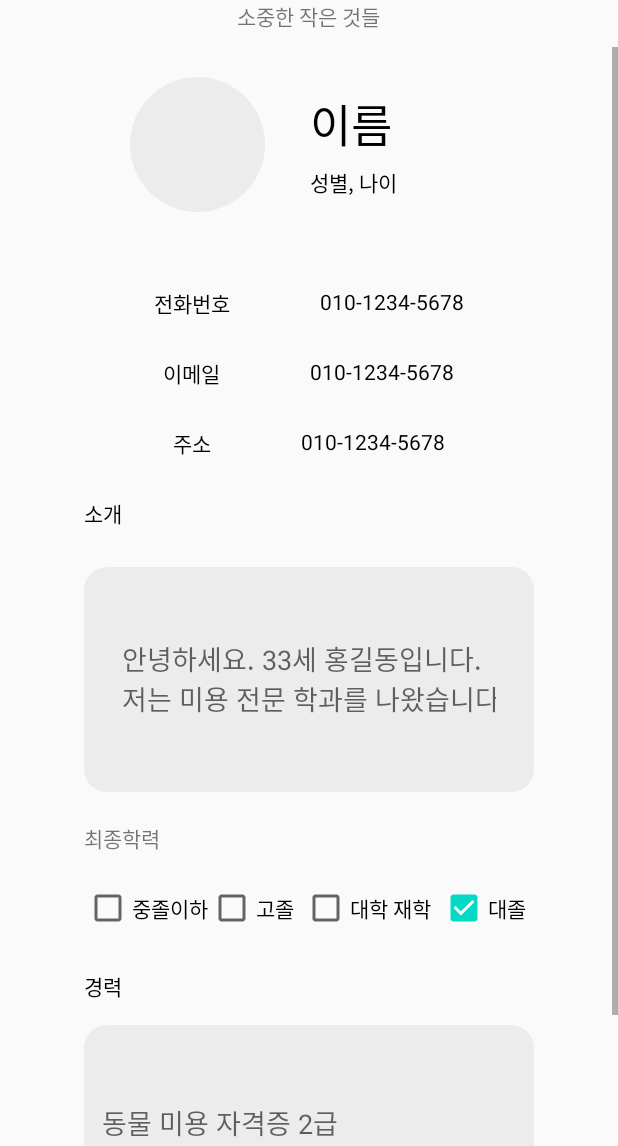
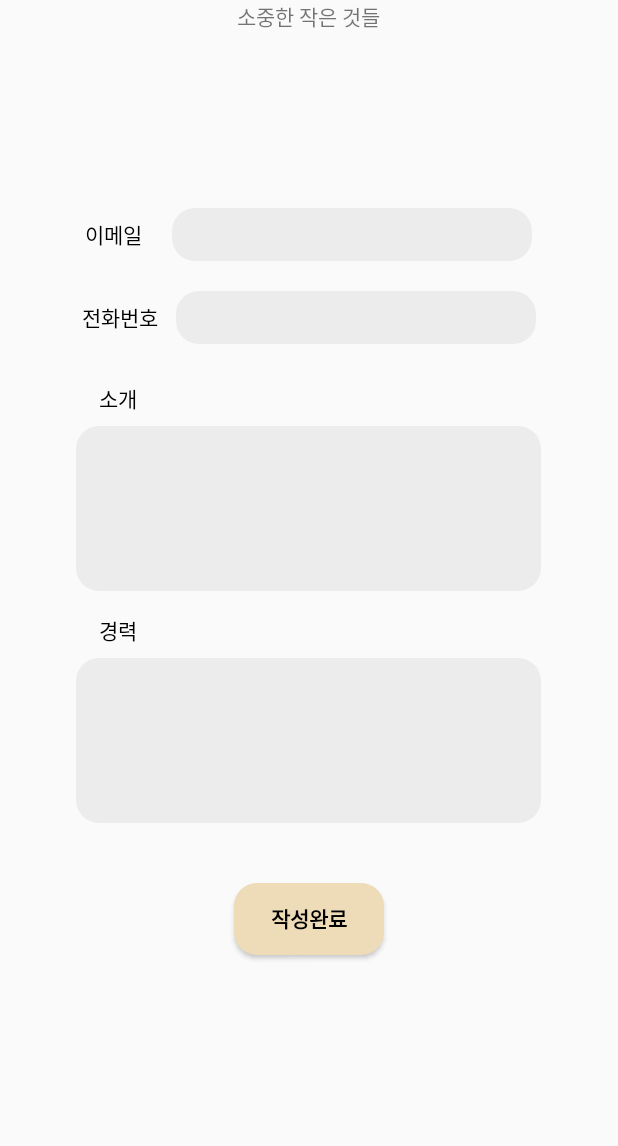
Before and after one commit to kangyeson/Sumtan, an Android app: the layout activity_frag_shelter_check_detail.xml on its own in the app's theme, with its tools: preview values and no code run, on a phone screen of 412 x 824 dp, the part 90-1236 px from its top. Run offline under Robolectric (Android 15) with nearby library versions, the phone set to English and light mode, and no system bars.

Commit message:
Frag_shelter_check_detail intent로 이력서 띄우기

```diff
--- a/app/src/main/java/kr/hs/emirim/sumtan/shelter/Frag_check_shelter.java
+++ b/app/src/main/java/kr/hs/emirim/sumtan/shelter/Frag_check_shelter.java
@@ -103,6 +103,17 @@ public class Frag_check_shelter extends Fragment {
             protected void onBindViewHolder(@NonNull UserViewHolder holder, int position, @NonNull User user) {
                 holder.uesrTitle.setText(user.getName());
                 holder.userTele.setText(user.getTele());
+
+                holder.itemView.setOnClickListener(new View.OnClickListener() {
+                    @Override
+                    public void onClick(View v) {
+                        Intent intent=new Intent(getActivity(), Frag_shelter_check_detail.class);
+                        intent.putExtra("uname", user.getName());
+                        intent.putExtra("uemail", currentUser.getEmail());
+                        intent.putExtra("utele", user.getTele());
+                        startActivity(intent);
+                    }
+                });
             }
         };
 
--- a/app/src/main/java/kr/hs/emirim/sumtan/shelter/Frag_shelter_check_detail.java
+++ b/app/src/main/java/kr/hs/emirim/sumtan/shelter/Frag_shelter_check_detail.java
@@ -1,16 +1,47 @@
 package kr.hs.emirim.sumtan.shelter;
 
+import android.content.Intent;
 import android.os.Bundle;
+import android.view.LayoutInflater;
+import android.view.View;
+import android.view.ViewGroup;
+import android.widget.EditText;
 
+import androidx.annotation.NonNull;
+import androidx.annotation.Nullable;
 import androidx.appcompat.app.AppCompatActivity;
+import androidx.fragment.app.Fragment;
 
 import kr.hs.emirim.sumtan.R;
 
-public class Frag_shelter_check_detail extends AppCompatActivity {
+public class Frag_shelter_check_detail extends Fragment {
 
+    private View view;
+    private String user_name;
+    private String user_email;
+    private String user_tele;
+    private EditText userName;
+    private EditText userEmail;
+    private EditText userTele;
+
+    @Nullable
     @Override
-    protected void onCreate(Bundle savedInstanceState) {
-        super.onCreate(savedInstanceState);
-        setContentView(R.layout.activity_frag_shelter_check_detail);
+    public View onCreateView(@NonNull LayoutInflater inflater, @Nullable ViewGroup container, @Nullable Bundle savedInstanceState)
+    {
+        view = inflater.inflate(R.layout.activity_frag_shelter_check_detail,container,false);
+
+        user_name=getActivity().getIntent().getExtras().getString("uname");
+        user_email=getActivity().getIntent().getExtras().getString("uemail");
+        user_tele=getActivity().getIntent().getExtras().getString("utele");
+
+        userName=view.findViewById(R.id.userName);
+        userEmail=view.findViewById(R.id.userEmail);
+        userTele=view.findViewById(R.id.userTele);
+
+        userName.setText(user_name);
+        userEmail.setText(user_email);
+        userTele.setText(user_tele);
+
+        return view;
     }
 }
--- a/app/src/main/res/layout/activity_frag_shelter_check_detail.xml
+++ b/app/src/main/res/layout/activity_frag_shelter_check_detail.xml
@@ -1,26 +1,22 @@
 <?xml version="1.0" encoding="utf-8"?>
 <LinearLayout
     xmlns:android="http://schemas.android.com/apk/res/android"
-    xmlns:app="http://schemas.android.com/apk/res-auto"
-    xmlns:tools="http://schemas.android.com/tools"
     android:layout_width="match_parent"
     android:layout_height="match_parent"
-    android:orientation="vertical"
-    tools:context=".shelter.Frag_shelter_check_detail">
+    android:orientation="vertical">
+
 
     <LinearLayout
         android:layout_width="match_parent"
         android:layout_height="wrap_content"
         android:orientation="vertical"
         >
-
         <ImageView
             android:layout_width="80dp"
             android:layout_height="60dp"
             android:src="@drawable/logo"
             android:layout_gravity="center_horizontal"
             />
-
         <TextView
             android:layout_width="wrap_content"
             android:layout_height="wrap_content"
@@ -28,35 +24,25 @@
             android:layout_gravity="center_horizontal"
             android:layout_marginBottom="10dp"
             />
+    </LinearLayout>
 
-    </LinearLayout>
 
     <ScrollView
         android:layout_width="match_parent"
         android:layout_height="wrap_content">
-
         <LinearLayout
             android:layout_width="fill_parent"
             android:layout_height="wrap_content"
             android:orientation="vertical"
             android:layout_marginTop="20dp">
-
             <LinearLayout
                 android:orientation="horizontal"
                 android:layout_width="wrap_content"
                 android:layout_gravity="center_horizontal"
                 android:layout_height="wrap_content"
-                android:layout_marginRight="30dp"
-                android:layout_marginBottom="50dp"
+                android:layout_marginRight="10dp"
+                android:layout_marginBottom="40dp"
                 >
-
-                <ImageView
-                    android:id="@+id/profil_img"
-                    android:layout_width="90dp"
-                    android:layout_height="90dp"
-                    android:background="@drawable/input_radius_profile"
-                    />
-
                 <LinearLayout
                     android:layout_width="wrap_content"
                     android:layout_height="wrap_content"
@@ -64,21 +50,13 @@
                     android:layout_gravity="center_vertical"
                     >
 
-                    <TextView
+                    <EditText
+                        android:id="@+id/userName"
                         android:layout_width="wrap_content"
                         android:layout_height="wrap_content"
-                        android:layout_marginLeft="30dp"
-                        android:text="이름"
-                        android:textSize="30dp"
-                        android:textColor="#000000" />
-
-                    <TextView
-                        android:layout_width="wrap_content"
-                        android:layout_height="wrap_content"
-                        android:layout_marginLeft="30dp"
-                        android:layout_marginTop="5dp"
-                        android:text="성별, 나이"
-                        android:textColor="#000000" />
+                        android:layout_marginLeft="20dp"
+                        android:textSize="35dp"
+                        android:background="@null"/>
 
                 </LinearLayout>
 
@@ -87,8 +65,8 @@
                 android:layout_width="match_parent"
                 android:orientation="vertical"
                 android:gravity="center"
-                android:layout_height="wrap_content">
-
+                android:layout_height="wrap_content"
+                >
                 <LinearLayout
                     android:orientation="horizontal"
                     android:layout_width="wrap_content"
@@ -99,178 +77,138 @@
                         android:layout_height="wrap_content"
                         android:layout_gravity="center_vertical"
                         android:gravity="center_horizontal"
-                        android:layout_marginRight="30dp"
-                        android:text="전화번호"
+                        android:text="이메일"
                         android:textColor="#000000"
                         />
 
-                    <TextView
-                        android:layout_width="wrap_content"
-                        android:layout_height="wrap_content"
+                    <EditText
+                        android:id="@+id/userEmail"
+                        android:layout_width="240dp"
+                        android:layout_height="35dp"
                         android:layout_gravity="end"
-                        android:layout_marginLeft="30dp"
-                        android:text="010-1234-5678"
-                        android:textColor="#000000" />
+                        android:layout_marginLeft="20dp"
+                        android:background="@drawable/introduce_box"
+                        android:inputType="textLongMessage"
+                        android:padding="8dp"
+                        android:textSize="14dp"
+                        />
                 </LinearLayout>
                 <LinearLayout
                     android:orientation="horizontal"
                     android:layout_width="wrap_content"
                     android:layout_height="wrap_content"
-                    android:layout_marginTop="25dp"
+                    android:layout_marginTop="20dp"
                     >
                     <TextView
                         android:layout_width="wrap_content"
                         android:layout_height="wrap_content"
                         android:layout_gravity="center_vertical"
                         android:gravity="center_horizontal"
-                        android:layout_marginRight="30dp"
-                        android:text="이메일"
+                        android:text="전화번호"
                         android:textColor="#000000"
                         />
 
-                    <TextView
+                    <EditText
+                        android:id="@+id/userTele"
+                        android:layout_width="240dp"
+                        android:layout_height="35dp"
+                        android:layout_gravity="end"
+                        android:layout_marginLeft="12dp"
+                        android:background="@drawable/introduce_box"
+                        android:inputType="textLongMessage"
+                        android:padding="8dp"
+                        android:textSize="14dp"
+                        />
+                </LinearLayout>
+
+                <LinearLayout
+                    android:orientation="vertical"
+                    android:layout_width="fill_parent"
+                    android:layout_height="wrap_content"
+                    android:layout_marginTop="25dp"
+                    android:gravity="center"
+                    >
+                    <LinearLayout
+                        android:orientation="vertical"
                         android:layout_width="wrap_content"
                         android:layout_height="wrap_content"
-                        android:layout_gravity="end"
-                        android:layout_marginLeft="30dp"
-                        android:text="010-1234-5678"
-                        android:textColor="#000000" />
-                </LinearLayout>
-                <LinearLayout
-                    android:orientation="horizontal"
-                    android:layout_width="wrap_content"
-                    android:layout_height="wrap_content"
-                    android:layout_marginTop="25dp"
                         >
+
                         <TextView
                             android:layout_width="wrap_content"
                             android:layout_height="wrap_content"
                             android:layout_gravity="center_vertical"
                             android:gravity="center_horizontal"
-                        android:layout_marginRight="30dp"
-                        android:text="주소"
+                            android:text="소개"
+                            android:layout_marginLeft="15dp"
                             android:textColor="#000000"
                             />
 
-                    <TextView
-                        android:layout_width="wrap_content"
+                        <EditText
+                            android:id="@+id/informationEditText"
+                            android:layout_marginTop="8dp"
+                            android:layout_width="310dp"
+                            android:layout_height="110dp"
+                            android:background="@drawable/introduce_box"
+                            android:inputType="textLongMessage"
+                            android:padding="12dp"
+                            android:textSize="14dp"
+                            android:layout_gravity="center_horizontal"
+                            />
+                    </LinearLayout>
+                </LinearLayout>
+
+                <LinearLayout
+                    android:orientation="vertical"
+                    android:layout_width="fill_parent"
                     android:layout_height="wrap_content"
-                        android:layout_gravity="end"
-                        android:layout_marginLeft="30dp"
-                        android:text="010-1234-5678"
-                        android:textColor="#000000" />
-                </LinearLayout>
+                    android:layout_marginTop="15dp"
+                    android:gravity="center"
+                    >
                     <LinearLayout
                         android:orientation="vertical"
                         android:layout_width="wrap_content"
                         android:layout_height="wrap_content"
-                    android:layout_marginTop="25dp"
                         >
+
                         <TextView
                             android:layout_width="wrap_content"
                             android:layout_height="wrap_content"
                             android:layout_gravity="center_vertical"
                             android:gravity="center_horizontal"
-                        android:layout_marginRight="30dp"
-                        android:text="소개"
+                            android:text="경력"
+                            android:layout_marginLeft="15dp"
                             android:textColor="#000000"
                             />
 
                         <EditText
-                        android:layout_marginTop="25dp"
-                        android:layout_width="300dp"
-                        android:layout_height="150dp"
+                            android:id="@+id/careerEditText"
+                            android:layout_marginTop="8dp"
+                            android:layout_width="310dp"
+                            android:layout_height="110dp"
                             android:background="@drawable/introduce_box"
                             android:inputType="textLongMessage"
-                        android:padding="25dp"
-                        android:hint="@string/shelter_check_resume"
-                        android:textColor="#000000"
+                            android:padding="12dp"
+                            android:textSize="14dp"
                             android:layout_gravity="center_horizontal"
                             />
                     </LinearLayout>
-
-                <LinearLayout
-                    android:orientation="vertical"
-                    android:layout_width="wrap_content"
-                    android:layout_marginTop="20dp"
+                </LinearLayout>
+                <Button
+                    android:id="@+id/btn_write"
+                    android:layout_width="100dp"
                     android:layout_height="wrap_content"
-                    >
-                    <TextView
-                        android:layout_width="wrap_content"
-                        android:layout_height="wrap_content"
-                        android:text="최종학력" />
-
-                    <androidx.constraintlayout.widget.ConstraintLayout
-                        android:layout_width="300dp"
-                        android:layout_height="wrap_content"
-                        android:layout_marginTop="20dp"
-                        android:orientation="horizontal"
-                        >
-
-                        <CheckBox
-                            android:id="@+id/checkBox1"
-                            android:layout_width="wrap_content"
-                            android:layout_height="wrap_content"
-                            app:layout_constraintStart_toStartOf="parent"
-                            app:layout_constraintTop_toTopOf="parent"
-                            android:text="중졸이하" />
-
-                        <CheckBox
-                            android:id="@+id/checkBox2"
-                            android:layout_width="wrap_content"
-                            android:layout_height="wrap_content"
-                            app:layout_constraintTop_toTopOf="parent"
-                            app:layout_constraintStart_toEndOf="@+id/checkBox1"
-                            android:text="고졸" />
-
-                        <CheckBox
-                            android:id="@+id/checkBox3"
-                            android:layout_width="wrap_content"
-                            android:layout_height="wrap_content"
-                            app:layout_constraintTop_toTopOf="parent"
-                            app:layout_constraintStart_toEndOf="@+id/checkBox2"
-                            app:layout_constraintEnd_toStartOf="@+id/checkBox4"
-                            android:text="대학 재학" />
-
-                        <CheckBox
-                            android:id="@+id/checkBox4"
-                            android:layout_width="wrap_content"
-                            android:layout_height="wrap_content"
-                            app:layout_constraintTop_toTopOf="parent"
-                            app:layout_constraintStart_toEndOf="@+id/checkBox3"
-                            app:layout_constraintEnd_toEndOf="parent"
-                            android:checked="true"
-                            android:text="대졸" />
-
-                    </androidx.constraintlayout.widget.ConstraintLayout>
+                    android:textSize="14dp"
+                    android:textStyle="bold"
+                    android:textColor="#000000"
+                    android:layout_marginTop="40dp"
+                    android:layout_marginBottom="40dp"
+                    android:background="@drawable/lj_radius"
+                    android:text="작성완료"
+                    android:bufferType="spannable"
+                    android:layout_gravity="center_horizontal" />
             </LinearLayout>
-                <LinearLayout
-                    android:layout_width="wrap_content"
-                    android:layout_height="wrap_content"
-                    android:layout_marginTop="25dp"
-                    android:layout_marginBottom="50dp"
-                    android:orientation="vertical">
-
-                    <TextView
-                        android:layout_width="fill_parent"
-                        android:layout_height="wrap_content"
-                        android:layout_marginRight="30dp"
-                        android:text="경력"
-                        android:textColor="#000000" />
-
-                    <EditText
-                        android:layout_width="300dp"
-                        android:layout_height="130dp"
-                        android:layout_gravity="center_horizontal"
-                        android:layout_marginTop="15dp"
-                        android:hint="동물 미용 자격증 2급"
-                        android:background="@drawable/introduce_box"
-                        android:inputType="textLongMessage"
-                        android:padding="12dp" />
         </LinearLayout>
+    </ScrollView>
 
 </LinearLayout>
-
-        </LinearLayout>
-    </ScrollView>
-</LinearLayout>
```
Lines whose indentation alone changed are shown as unchanged.
